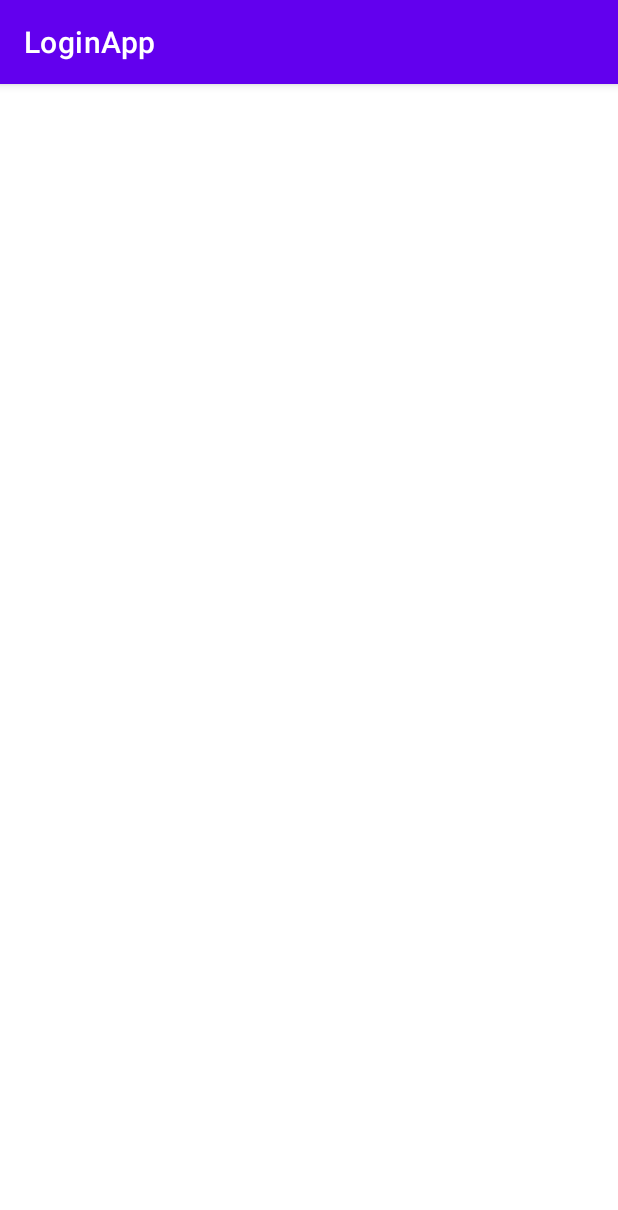
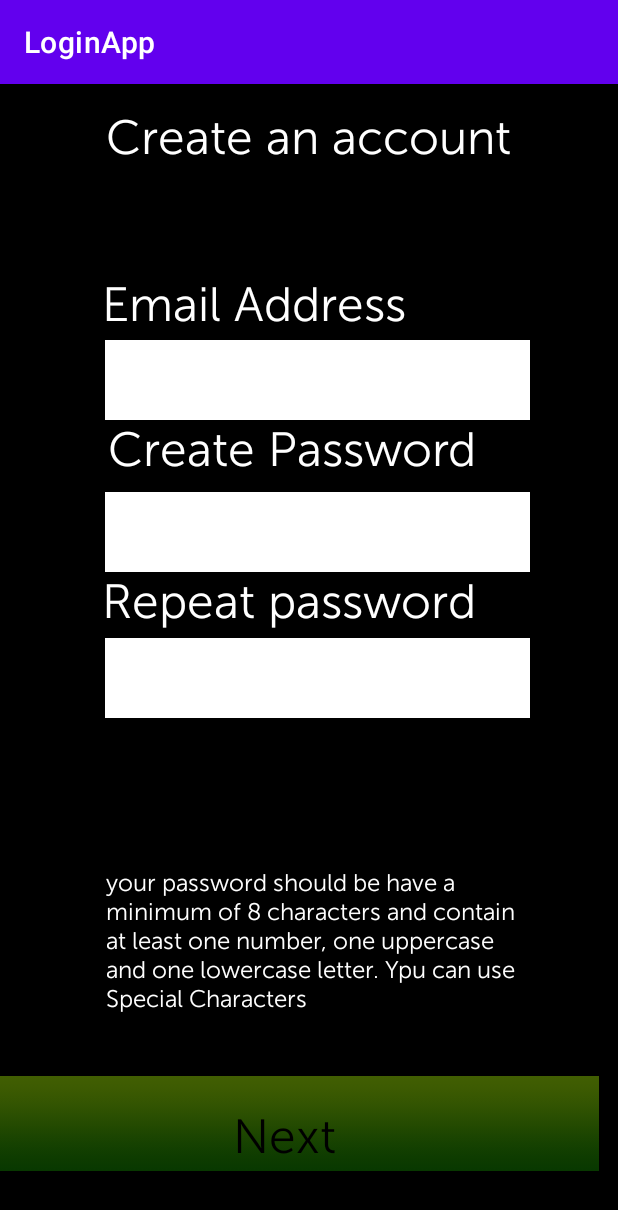
Before and after one commit to Achi3v3d/EIT_Login_Project, an Android app: the MainActivity2 screen opened directly, with no data from a screen before it, on a phone screen of 412 x 824 dp. Shown: the top 1210 px of the screen. Run offline under Robolectric (Android 15) with nearby library versions, the phone set to English and light mode, and no system bars.

Commit message:
New Branch new Problems. Ive set all the elements I need for the app and figured out how im going to disable them or make them look disabled. now I just need to figure out how Im going to activily validate passwords and emails.
Using this Validation password method Using utilities from java in Kotlin hoping this works.

```diff
--- a/app/src/main/java/com/example/loginapp/MainActivity2.kt
+++ b/app/src/main/java/com/example/loginapp/MainActivity2.kt
@@ -2,10 +2,28 @@ package com.example.loginapp
 
 import androidx.appcompat.app.AppCompatActivity
 import android.os.Bundle
+import com.example.loginapp.databinding.ActivityMain2Binding
+import com.example.loginapp.databinding.ActivityMainBinding
+import java.util.regex.Matcher
+import java.util.regex.Pattern
 
 class MainActivity2 : AppCompatActivity() {
+    private lateinit var binding: ActivityMain2Binding
     override fun onCreate(savedInstanceState: Bundle?) {
         super.onCreate(savedInstanceState)
         setContentView(R.layout.activity_main2)
+        binding = ActivityMain2Binding.inflate(layoutInflater)
+        setContentView(binding.root)
+    }
+
+    override fun onResume() {
+    super.onResume()
+    }
+    fun isValidPassword(password: String?): Boolean {
+        val pattern: Pattern
+        val PASSWORD_PATTERN = "^(?=.*[0-9])(?=.*[A-Z])(?=.*[@#$%^&+=!])(?=\\S+$).{4,}$"
+        pattern = Pattern.compile(PASSWORD_PATTERN)
+        val matcher: Matcher = pattern.matcher(password)
+        return matcher.matches()
     }
 }
--- a/app/src/main/res/layout/activity_main2.xml
+++ b/app/src/main/res/layout/activity_main2.xml
@@ -4,6 +4,140 @@
     xmlns:tools="http://schemas.android.com/tools"
     android:layout_width="match_parent"
     android:layout_height="match_parent"
+    android:background="@color/black"
     tools:context=".MainActivity2">
 
+    <EditText
+        android:id="@+id/editTextNumberPassword4"
+        android:layout_width="283dp"
+        android:layout_height="53dp"
+        android:background="@color/white"
+        android:ems="10"
+        android:inputType="numberPassword"
+        android:text=""
+        app:layout_constraintEnd_toEndOf="parent"
+        app:layout_constraintHorizontal_bias="0.546"
+        app:layout_constraintStart_toStartOf="parent"
+        app:layout_constraintTop_toBottomOf="@+id/textView7" />
+
+    <TextView
+        android:id="@+id/textView7"
+        android:layout_width="292dp"
+        android:layout_height="48dp"
+        android:fontFamily="@font/museosans_300"
+        android:text="Create Password"
+        android:textColor="#FFFFFF"
+        android:textSize="32sp"
+        app:layout_constraintEnd_toEndOf="parent"
+        app:layout_constraintHorizontal_bias="0.598"
+        app:layout_constraintStart_toStartOf="parent"
+        app:layout_constraintTop_toBottomOf="@+id/editTextEmail" />
+
+    <TextView
+        android:id="@+id/textView8"
+        android:layout_width="291dp"
+        android:layout_height="43dp"
+        android:layout_marginTop="48dp"
+        android:fontFamily="@font/museosans_300"
+        android:text="Email Address"
+        android:textColor="#FFFFFF"
+        android:textSize="32sp"
+        app:layout_constraintEnd_toEndOf="parent"
+        app:layout_constraintHorizontal_bias="0.561"
+        app:layout_constraintStart_toStartOf="parent"
+        app:layout_constraintTop_toBottomOf="@+id/textView9" />
+
+    <TextView
+        android:id="@+id/textView9"
+        android:layout_width="290dp"
+        android:layout_height="63dp"
+        android:layout_marginTop="16dp"
+        android:fontFamily="@font/museosans_300"
+        android:text="Create an account"
+        android:textColor="#FFFFFF"
+        android:textSize="32sp"
+        app:layout_constraintEnd_toEndOf="parent"
+        app:layout_constraintHorizontal_bias="0.578"
+        app:layout_constraintStart_toStartOf="parent"
+        app:layout_constraintTop_toTopOf="parent" />
+
+    <ImageView
+        android:id="@+id/imageView5"
+        android:layout_width="399dp"
+        android:layout_height="142dp"
+        android:layout_marginBottom="4dp"
+        android:alpha=".4"
+        android:clickable="false"
+        app:layout_constraintBottom_toBottomOf="parent"
+        app:layout_constraintEnd_toEndOf="parent"
+        app:layout_constraintHorizontal_bias="0.0"
+        app:layout_constraintStart_toStartOf="parent"
+        app:srcCompat="@drawable/gradientbuttonbackground" />
+
+    <TextView
+        android:id="@+id/textView10"
+        android:layout_width="215dp"
+        android:layout_height="70dp"
+        android:layout_marginTop="60dp"
+        android:fontFamily="@font/museosans_300"
+        android:text="Next"
+        android:textColor="#000000"
+        android:textSize="32sp"
+        app:layout_constraintEnd_toEndOf="parent"
+        app:layout_constraintHorizontal_bias="0.79"
+        app:layout_constraintStart_toStartOf="@+id/imageView5"
+        app:layout_constraintTop_toTopOf="@+id/imageView5" />
+
+    <TextView
+        android:id="@+id/textView5"
+        android:layout_width="293dp"
+        android:layout_height="44dp"
+        android:layout_marginStart="68dp"
+        android:fontFamily="@font/museosans_300"
+        android:text="Repeat password"
+        android:textColor="#FFFFFF"
+        android:textSize="32sp"
+        app:layout_constraintStart_toStartOf="parent"
+        app:layout_constraintTop_toBottomOf="@+id/editTextNumberPassword4" />
+
+    <TextView
+        android:id="@+id/textView11"
+        android:layout_width="296dp"
+        android:layout_height="99dp"
+        android:fontFamily="@font/museosans_300"
+        android:text="your password should be have a minimum of 8 characters and contain at least
+one number, one uppercase and one lowercase letter. Ypu can use Special Characters"
+        android:textColor="#FFFFFF"
+        android:textSize="16sp"
+        app:layout_constraintBottom_toTopOf="@+id/imageView5"
+        app:layout_constraintEnd_toEndOf="parent"
+        app:layout_constraintHorizontal_bias="0.608"
+        app:layout_constraintStart_toStartOf="parent" />
+
+    <EditText
+        android:id="@+id/editTextEmail"
+        android:layout_width="283dp"
+        android:layout_height="53dp"
+        android:background="@color/white"
+        android:ems="10"
+        android:inputType="text"
+        android:text=""
+        app:layout_constraintEnd_toEndOf="parent"
+        app:layout_constraintHorizontal_bias="0.546"
+        app:layout_constraintStart_toStartOf="parent"
+        app:layout_constraintTop_toBottomOf="@+id/textView8" />
+
+    <EditText
+        android:id="@+id/editTextNumberPassword3"
+        android:layout_width="283dp"
+        android:layout_height="53dp"
+        android:background="@color/white"
+        android:ems="10"
+        android:inputType="numberPassword"
+        android:text=""
+        app:layout_constraintEnd_toEndOf="parent"
+        app:layout_constraintHorizontal_bias="0.546"
+        app:layout_constraintStart_toStartOf="parent"
+        app:layout_constraintTop_toBottomOf="@+id/textView5" />
+
 </androidx.constraintlayout.widget.ConstraintLayout>
```
